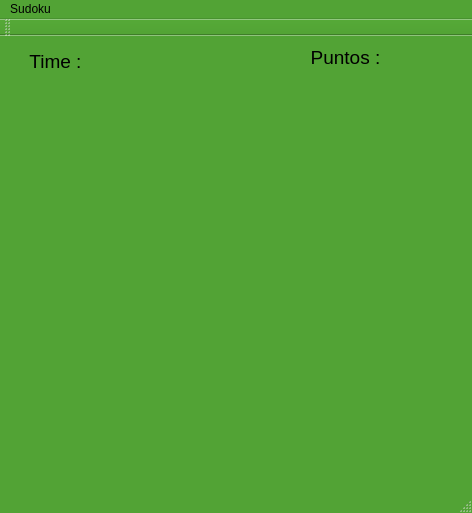
Qt form mainwindow.ui (juanmisak/Sudoku-cpp) before a commit.
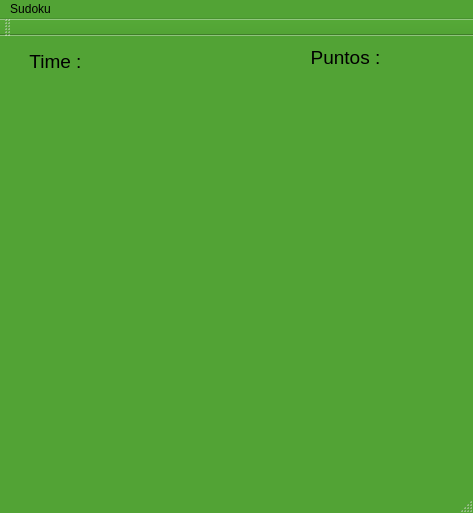
The same form after that commit. Icons and pictures are not drawn.

Patch:
```diff
--- a/mainwindow.ui
+++ b/mainwindow.ui
@@ -6,7 +6,7 @@
    <rect>
     <x>0</x>
     <y>0</y>
-    <width>472</width>
+    <width>473</width>
     <height>513</height>
    </rect>
   </property>
@@ -723,7 +723,7 @@
     <rect>
      <x>0</x>
      <y>0</y>
-     <width>472</width>
+     <width>473</width>
      <height>21</height>
     </rect>
    </property>
```
Left out of the diff: 56 changed lines with no effect on the pictures.
